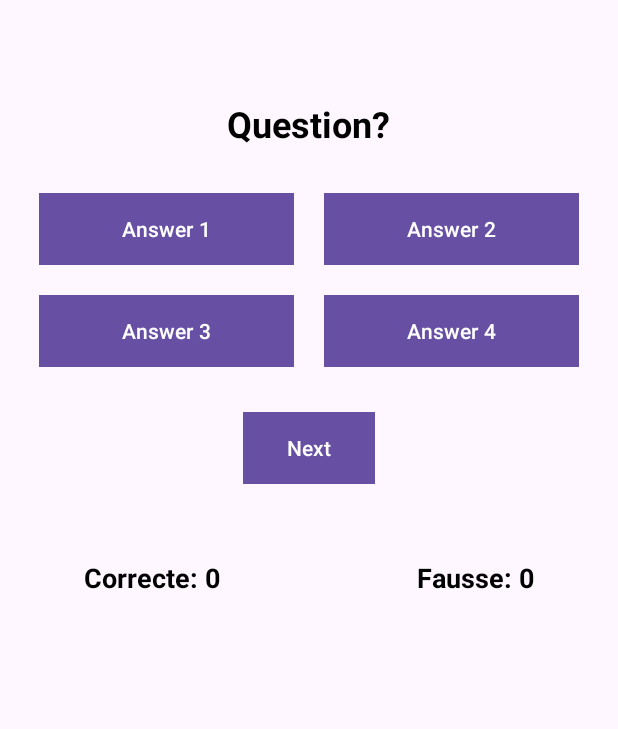
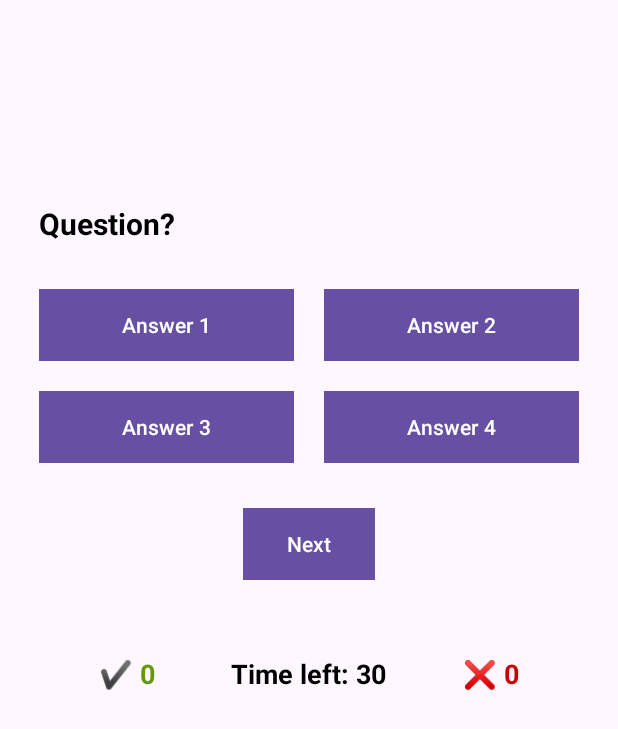
Before and after one commit to WRKT/quiz-mobile-app, an Android app: the QuizzActivity screen opened directly, with no data from a screen before it, on a phone screen of 412 x 824 dp. Shown: the top 729 px of the screen. Run offline under Robolectric (Android 15) with nearby library versions, the phone set to English and light mode, and no system bars.

Commit message:
feat:  add timer on questions

```diff
--- a/Projet-Quizz/app/src/main/res/layout/activity_quizz.xml
+++ b/Projet-Quizz/app/src/main/res/layout/activity_quizz.xml
@@ -8,13 +8,21 @@
     android:padding="16dp">
 
     <TextView
+        android:id="@+id/questionNumberView"
+        android:layout_width="wrap_content"
+        android:layout_height="wrap_content"
+        android:layout_centerHorizontal="true"
+        android:layout_marginTop="50dp"/>
+
+    <TextView
         android:id="@+id/questionTextView"
         android:layout_width="wrap_content"
         android:layout_height="wrap_content"
-        android:layout_centerHorizontal="true"
+        android:layout_below="@id/questionNumberView"
         android:layout_marginTop="50dp"
+        android:layout_marginStart="10dp"
         android:text="Question?"
-        android:textSize="24sp"
+        android:textSize="20sp"
         android:textStyle="bold"
         android:textColor="@android:color/black" />
 
@@ -88,11 +96,11 @@
         android:layout_alignParentStart="true"
         android:layout_below="@id/nextButton"
         android:layout_marginTop="50dp"
-        android:layout_marginStart="40dp"
-        android:text="Correcte: 0"
+        android:layout_marginStart="50dp"
+        android:text="✔️ 0"
         android:textSize="18sp"
         android:textStyle="bold"
-        android:textColor="@android:color/black" />
+        android:textColor="@android:color/holo_green_dark" />
 
     <TextView
         android:id="@+id/wrongAnswersTextView"
@@ -101,8 +109,20 @@
         android:layout_alignParentEnd="true"
         android:layout_below="@id/nextButton"
         android:layout_marginTop="50dp"
-        android:layout_marginEnd="40dp"
-        android:text="Fausse: 0"
+        android:layout_marginEnd="50dp"
+        android:text="❌ 0"
+        android:textSize="18sp"
+        android:textStyle="bold"
+        android:textColor="@android:color/holo_red_dark" />
+
+    <TextView
+        android:id="@+id/timerTextView"
+        android:layout_width="wrap_content"
+        android:layout_height="wrap_content"
+        android:layout_below="@id/nextButton"
+        android:layout_centerHorizontal="true"
+        android:layout_marginTop="50dp"
+        android:text="Time left: 30"
         android:textSize="18sp"
         android:textStyle="bold"
         android:textColor="@android:color/black" />
```
Also changed, not shown: Projet-Quizz/app/src/main/java/com/example/tp1/QuizzActivity.kt (+28 -4 lines).
